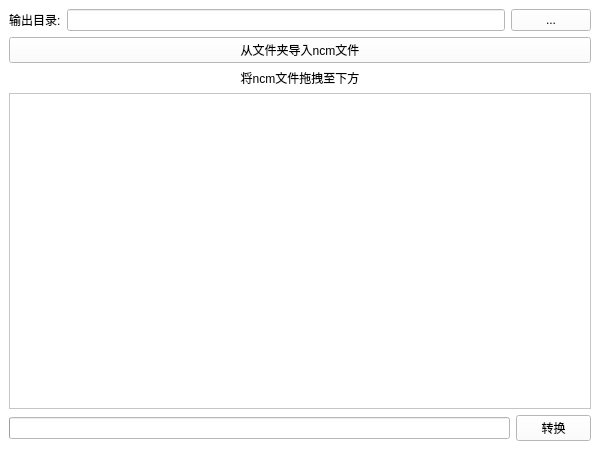
The window that ncmppGui/ui/mainwindow.ui (Majjcom/ncmppGui) describes before a commit, drawn with Qt 5.
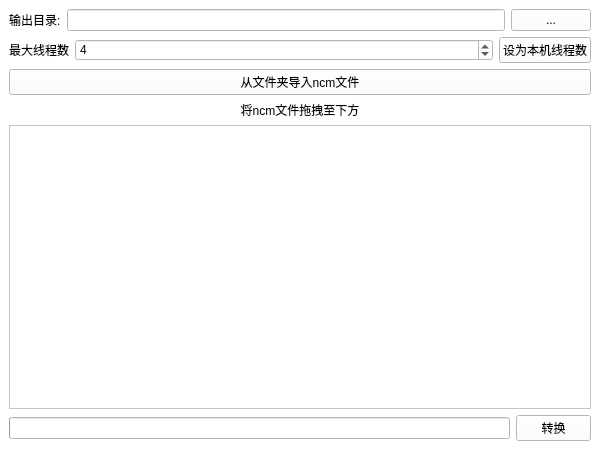
The same window after the commit. Custom widgets are drawn as their Qt base class.

Patch:
```diff
--- a/ncmppGui/ui/mainwindow.ui
+++ b/ncmppGui/ui/mainwindow.ui
@@ -54,6 +54,46 @@
         </item>
        </layout>
       </item>
+      <item>
+       <layout class="QHBoxLayout" name="horizontalLayout_3">
+        <item>
+         <widget class="QLabel" name="label_3">
+          <property name="sizePolicy">
+           <sizepolicy hsizetype="Fixed" vsizetype="Preferred">
+            <horstretch>0</horstretch>
+            <verstretch>0</verstretch>
+           </sizepolicy>
+          </property>
+          <property name="text">
+           <string>最大线程数</string>
+          </property>
+         </widget>
+        </item>
+        <item>
+         <widget class="QSpinBox" name="spin_threadCount">
+          <property name="minimum">
+           <number>1</number>
+          </property>
+          <property name="value">
+           <number>4</number>
+          </property>
+         </widget>
+        </item>
+        <item>
+         <widget class="QtMaterialFlatButton" name="resetThreadCount_button">
+          <property name="sizePolicy">
+           <sizepolicy hsizetype="Fixed" vsizetype="Fixed">
+            <horstretch>0</horstretch>
+            <verstretch>0</verstretch>
+           </sizepolicy>
+          </property>
+          <property name="text">
+           <string>设为本机线程数</string>
+          </property>
+         </widget>
+        </item>
+       </layout>
+      </item>
       <item>
        <widget class="QtMaterialFlatButton" name="import_button">
         <property name="sizePolicy">
```
Left out of the diff: 3 changed lines with no effect on the pictures.
